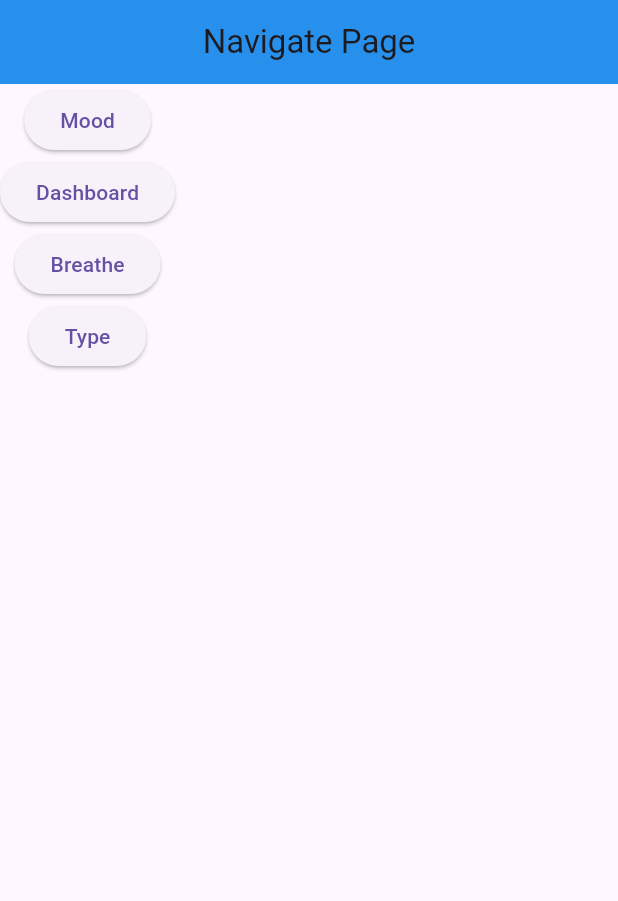
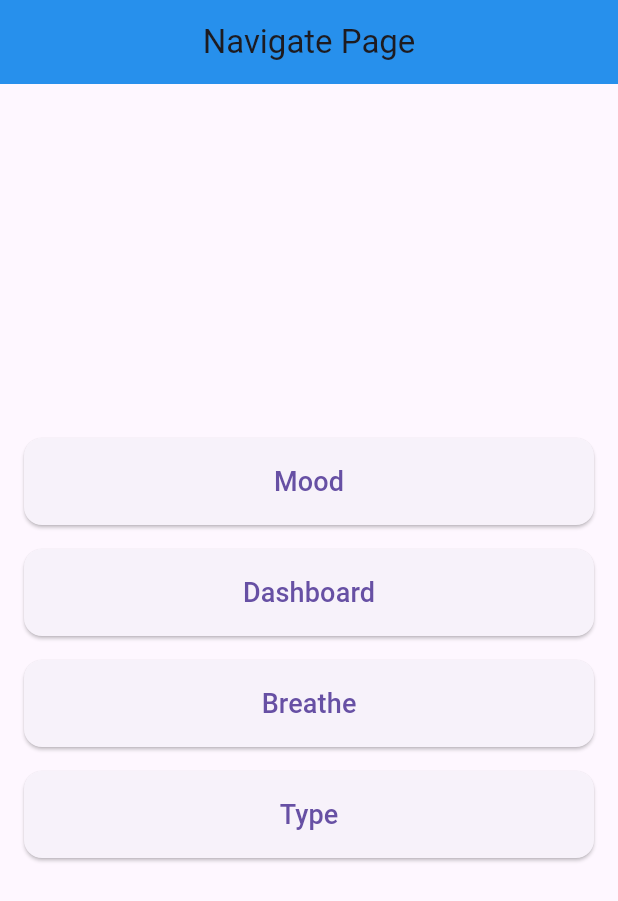
Before and after one commit to racchittt/gen_ai, a Flutter app: the screen it shows after launch, on a phone screen of 412 x 824 dp. Shown: the top 901 px of the screen. Run offline on Flutter 3.47's test engine with Material 3 defaults, Android fonts, the phone set to English and light mode, and no system bars; our stand-ins replace google_fonts, lottie.

Commit message:
updated: navigate

```diff
--- a/lib/pages/navigate.dart
+++ b/lib/pages/navigate.dart
@@ -3,6 +3,7 @@ import 'package:gen_ai/pages/breathe.dart';
 import 'package:gen_ai/pages/dashboard.dart';
 import 'package:gen_ai/pages/mood.dart';
 import 'package:gen_ai/pages/type.dart';
+import 'package:gen_ai/widgets/basic_button.dart';
 
 class Navigate extends StatefulWidget {
   const Navigate({super.key});
@@ -22,16 +23,17 @@ class _NavigateState extends State<Navigate> {
           elevation: 4.0, // Shadow effect of the AppBar
         ),
         body: Container(
+          padding: EdgeInsets.all(16.0), // Padding around the container
           child: Column(
+            mainAxisAlignment: MainAxisAlignment.center,
             children: [
-            ElevatedButton(onPressed: onMood, child: Text('Mood')),
-            ElevatedButton(onPressed: onDash, child: Text('Dashboard')),
-            ElevatedButton(onPressed: onBreathe, child: Text('Breathe')),
-            ElevatedButton(onPressed: onType, child: Text('Type')),
+              BasicButton('Mood', onMood),
+              BasicButton('Dashboard', onDash),
+              BasicButton('Breathe', onBreathe),
+              BasicButton('Type', onType),
             ],
           ),
-      ),
-    );
+        ));
   }
 
   void onMood() {
--- /dev/null
+++ b/lib/widgets/basic_button.dart
@@ -0,0 +1,34 @@
+import 'package:flutter/material.dart';
+
+class BasicButton extends StatelessWidget {
+  const BasicButton(this.text, this.onPressed, {super.key});
+
+  final String text;
+  final VoidCallback onPressed;
+
+  @override
+  Widget build(BuildContext context) {
+    return Column(
+        mainAxisAlignment:
+            MainAxisAlignment.center, // Center the buttons vertically
+        crossAxisAlignment:
+            CrossAxisAlignment.stretch, // Stretch the buttons horizontally
+
+        children: [
+          ElevatedButton(
+            onPressed: onPressed,
+            style: ElevatedButton.styleFrom(
+              padding:
+                  EdgeInsets.symmetric(vertical: 16), // Increase button height
+              shape: RoundedRectangleBorder(
+                borderRadius: BorderRadius.circular(12), // Rounded corners
+              ),
+            ),
+            child: Text(text, style: TextStyle(fontSize: 18)),
+          ),
+          SizedBox(
+            height: 16,
+          )
+        ]);
+  }
+}
```
Lines whose indentation alone changed are shown as unchanged.
